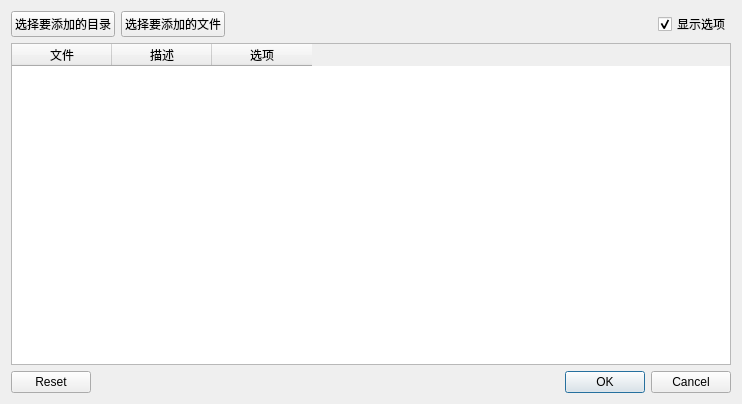
The window that miniSlicer/Slicer/Base/QTGUI/Resources/UI/qSlicerDataDialog.ui (jiaqiwang969/Slicer) describes before a commit, drawn with Qt 5.
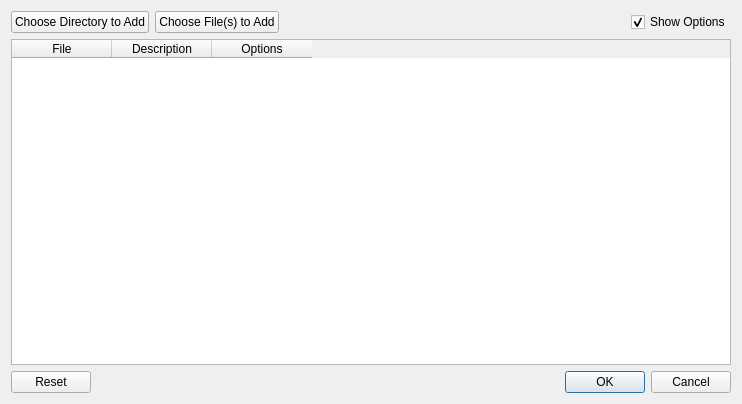
The same window after the commit.

Patch:
```diff
--- a/miniSlicer/Slicer/Base/QTGUI/Resources/UI/qSlicerDataDialog.ui
+++ b/miniSlicer/Slicer/Base/QTGUI/Resources/UI/qSlicerDataDialog.ui
@@ -16,14 +16,14 @@
    <item row="0" column="0">
     <widget class="QPushButton" name="AddDirectoryButton">
      <property name="text">
-      <string>选择要添加的目录</string>
+      <string>Choose Directory to Add</string>
      </property>
     </widget>
    </item>
    <item row="0" column="1">
     <widget class="QPushButton" name="AddFilesButton">
      <property name="text">
-      <string>选择要添加的文件</string>
+      <string>Choose File(s) to Add</string>
      </property>
     </widget>
    </item>
@@ -74,17 +74,17 @@
      </attribute>
      <column>
       <property name="text">
-       <string>文件</string>
+       <string>File</string>
       </property>
      </column>
      <column>
       <property name="text">
-       <string>描述</string>
+       <string>Description</string>
       </property>
      </column>
      <column>
       <property name="text">
-       <string>选项</string>
+       <string>Options</string>
       </property>
      </column>
     </widget>
@@ -102,7 +102,7 @@
    <item row="0" column="3">
     <widget class="QCheckBox" name="ShowOptionsCheckBox">
      <property name="text">
-      <string>显示选项</string>
+      <string>Show Options</string>
      </property>
      <property name="checked">
       <bool>true</bool>
```
Left out of the diff: 5 changed lines with no effect on the pictures.
